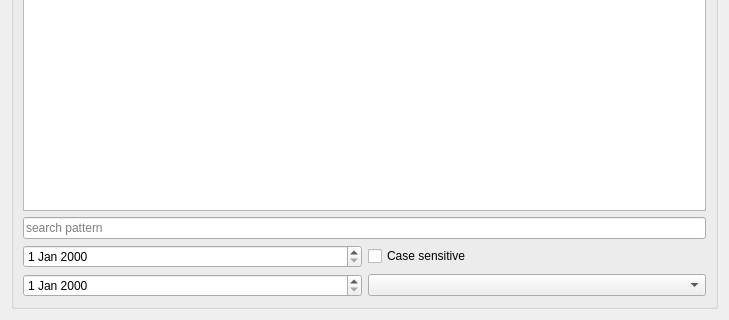
First picture: the form in uis/sortwindow.ui, repository mainster/WorktimeManager, before the edit; both pictures show x 0 to 729 and y 326 to 646 of the 729 by 646 pixel window.
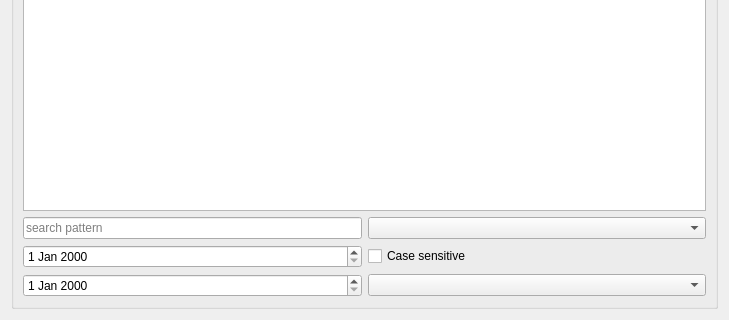
Second picture: the form after the edit.

Commit message: QStringListModel implemented within MdComboBox:: subclass Start of implementing a InpFrm:: structure

Patch:
```diff
--- a/uis/sortwindow.ui
+++ b/uis/sortwindow.ui
@@ -35,11 +35,13 @@
       <property name="title">
        <string>Proxy Model</string>
       </property>
-      <layout class="QGridLayout" name="gridLayout_2">
-       <item row="0" column="0">
+      <layout class="QVBoxLayout" name="verticalLayout">
+       <item>
         <widget class="QTreeView" name="proxyView"/>
        </item>
-       <item row="1" column="0">
+       <item>
+        <layout class="QHBoxLayout" name="horizontalLayout">
+         <item>
         <widget class="QLineEdit" name="filtPattLE">
          <property name="text">
           <string/>
@@ -49,7 +51,19 @@
          </property>
         </widget>
        </item>
-       <item row="4" column="0">
+         <item>
+          <widget class="QComboBox" name="cbFilterPattern">
+           <property name="sizePolicy">
+            <sizepolicy hsizetype="Expanding" vsizetype="Fixed">
+             <horstretch>0</horstretch>
+             <verstretch>0</verstretch>
+            </sizepolicy>
+           </property>
+          </widget>
+         </item>
+        </layout>
+       </item>
+       <item>
         <layout class="QGridLayout" name="gridLayout_3">
          <item row="0" column="0">
           <widget class="QDateEdit" name="fromDateEdit"/>
```
Left out of the diff: 2 changed lines with no effect on the pictures. Lines whose indentation alone changed are shown as unchanged. The commit also changes 11 other files.
